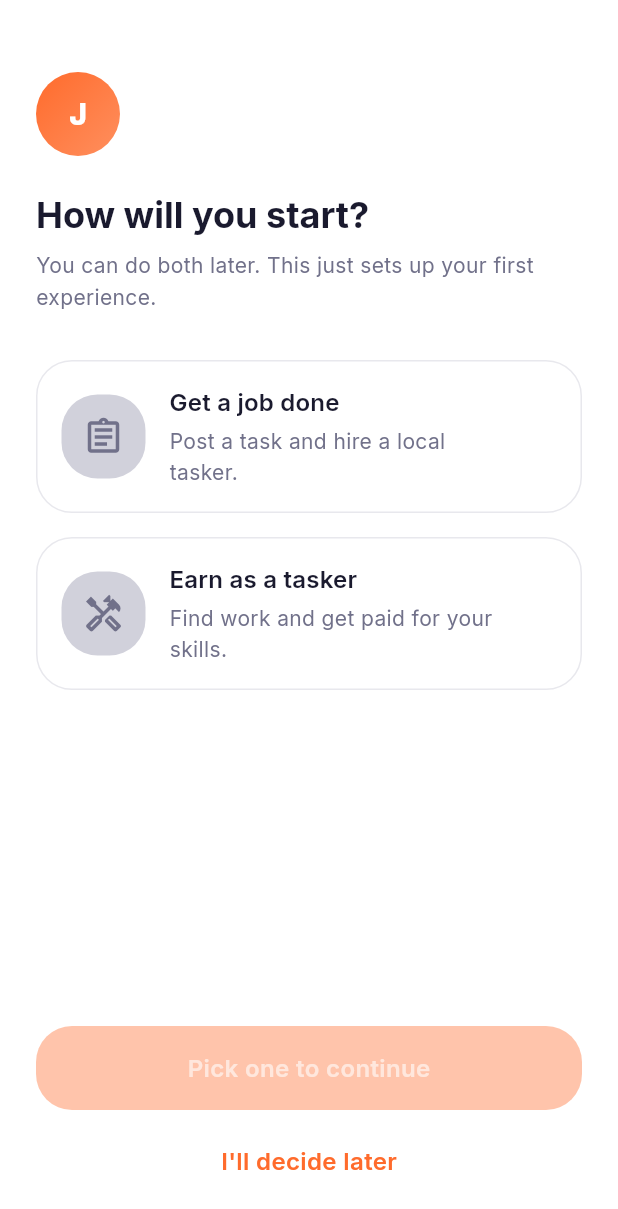
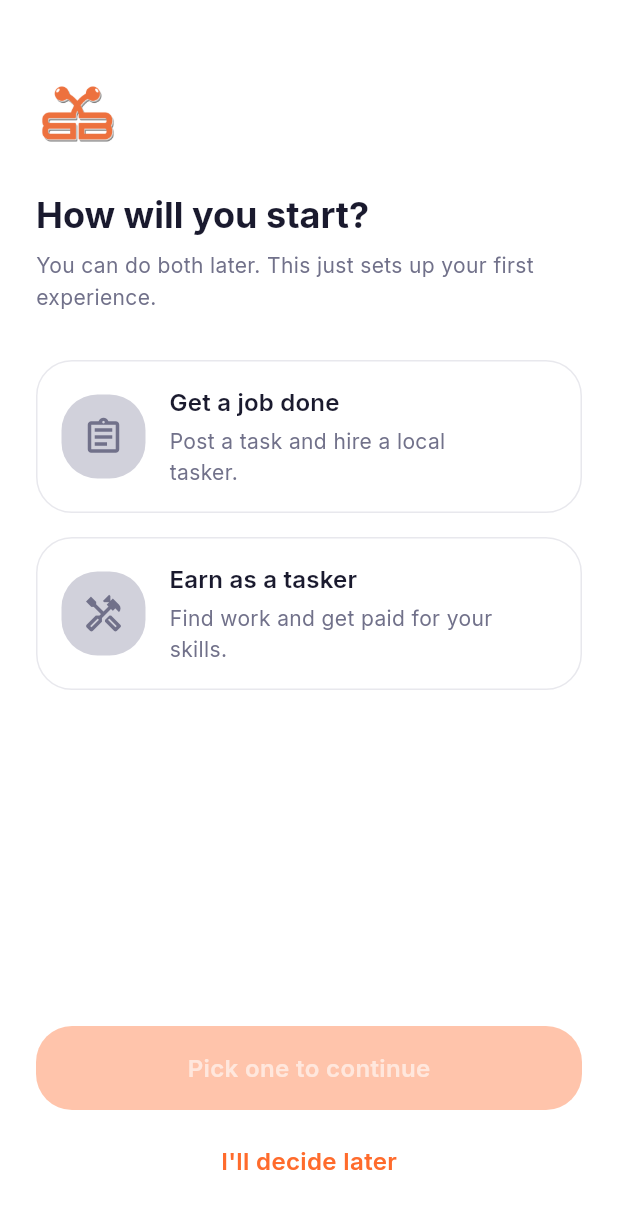
Before and after one commit to rahulkr/jobbees, a Flutter app: the screen it shows after launch, after a tap on "Skip", on a phone screen of 412 x 824 dp. Shown: the top 1209 px of the screen. Run offline on Flutter 3.47's test engine with Material 3 defaults, Android fonts, the phone set to English and light mode, and no system bars; our stand-ins replace dio, flutter_riverpod, flutter_secure_storage, go_router, google_fonts, google_sign_in and 3 more.

Commit message:
feat(mobile): app launcher icon + in-app logo (real JOBBees brand mark)
Wire up the JOBBees logo the client supplied as the actual brand identity.

- Launcher icons: added assets/icon.png + flutter_launcher_icons; generated
  iOS AppIcon set and Android mipmaps/adaptive icons (white background; iOS
  alpha flattened since icons can't be transparent).
- In-app: replaced the placeholder "J" mark in AuthHeader with the logo;
  splash now shows the logo on a white tile (the coral mark wouldn't show on
  the coral gradient) above the wordmark.

analyze clean, 62 tests green.

Co-Authored-By: Claude Opus 4.8 (1M context) <noreply@anthropic.com>

```diff
--- a/apps/mobile/lib/features/auth/widgets/auth_header.dart
+++ b/apps/mobile/lib/features/auth/widgets/auth_header.dart
@@ -2,15 +2,13 @@
 
 /// Branded header for the signed-out auth funnel (signup / login / role).
 ///
-/// A gradient app-mark above the screen title + optional subtitle, so every
-/// auth screen opens with a consistent, on-brand identity rather than a bare
-/// text title. The gradient lives on the mark only — a hero element — per
-/// docs/brand/UI-PRINCIPLES.md (gradients on icons/hero, never body text).
+/// The JOBBees logo above the screen title + optional subtitle, so every auth
+/// screen opens with a consistent, on-brand identity rather than a bare text
+/// title.
 library;
 
 import 'package:flutter/material.dart';
 
-import '../../../theme/colors.dart';
 import '../../../ui/ui.dart';
 
 class AuthHeader extends StatelessWidget {
@@ -25,21 +23,11 @@ class AuthHeader extends StatelessWidget {
     return Column(
       crossAxisAlignment: CrossAxisAlignment.start,
       children: [
-        Container(
+        Image.asset(
+          'assets/icon.png',
           width: 56,
           height: 56,
-          alignment: Alignment.center,
-          decoration: const BoxDecoration(
-            gradient: gradientPrimary,
-            borderRadius: JRadius.heroAll,
-          ),
-          child: Text(
-            'J',
-            style: theme.textTheme.headlineSmall?.copyWith(
-              color: theme.colorScheme.onPrimary,
-              fontWeight: FontWeight.w800,
-            ),
-          ),
+          filterQuality: FilterQuality.medium,
         ),
         const SizedBox(height: JSpacing.lg),
         Text(
--- a/apps/mobile/lib/features/onboarding/screens/splash_screen.dart
+++ b/apps/mobile/lib/features/onboarding/screens/splash_screen.dart
@@ -67,6 +67,22 @@ class _SplashScreenState extends ConsumerState<SplashScreen> {
             child: Column(
               mainAxisSize: MainAxisSize.min,
               children: [
+                // Logo on a white tile (the coral mark wouldn't show on the
+                // coral gradient).
+                Container(
+                  width: 112,
+                  height: 112,
+                  padding: const EdgeInsets.all(JSpacing.base),
+                  decoration: BoxDecoration(
+                    color: scheme.surface,
+                    borderRadius: JRadius.heroAll,
+                  ),
+                  child: Image.asset(
+                    'assets/icon.png',
+                    filterQuality: FilterQuality.medium,
+                  ),
+                ),
+                const SizedBox(height: JSpacing.xl),
                 Text(
                   'JOBBees',
                   style: textTheme.displayMedium?.copyWith(
```
Also changed, not shown: apps/mobile/pubspec.yaml (+15 -0 lines), apps/mobile/assets/icon.png (added), 34 other files.
